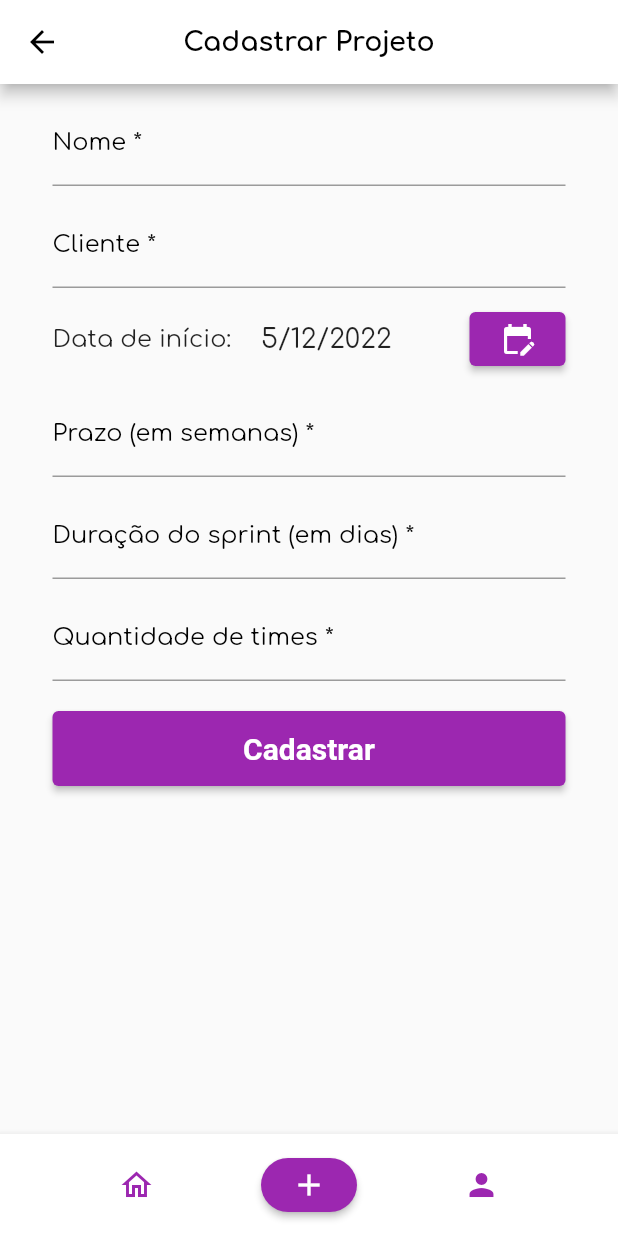
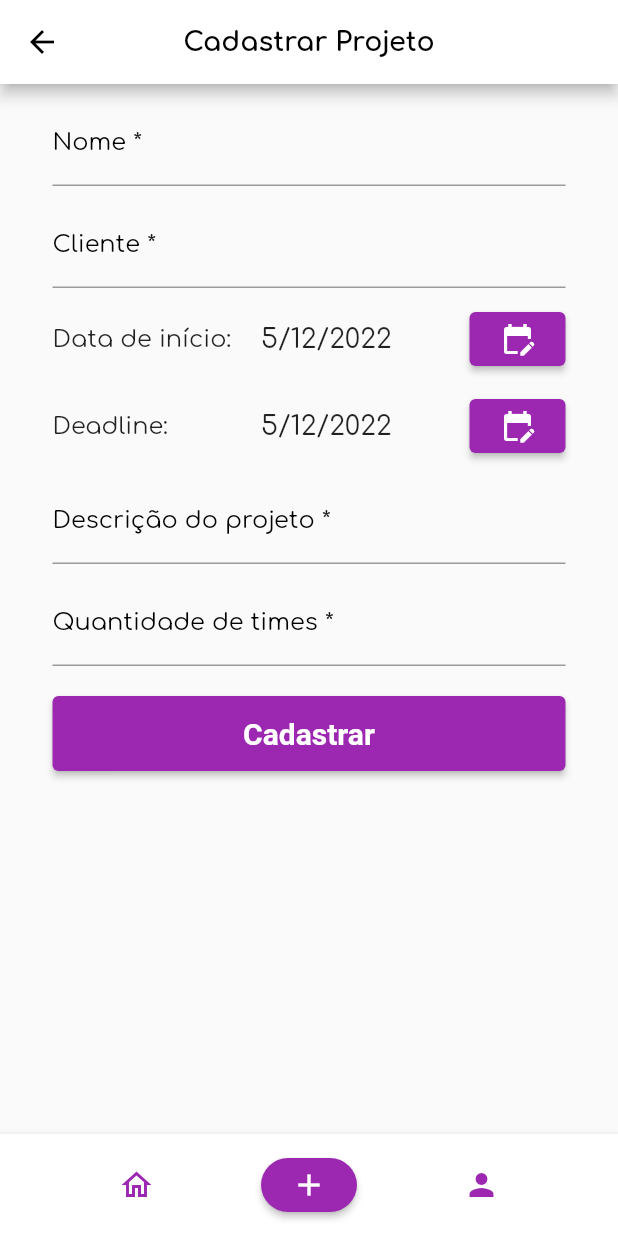
Before and after one commit to Kathamala/easy_scrum, a Flutter app: the ProjectCreationPage screen opened directly, after a tap on the "add" icon, on a phone screen of 412 x 824 dp. Run offline on Flutter 3.47's test engine with Material 2 defaults, Android fonts, the phone set to English and light mode, and no system bars; our stand-ins replace image_picker, mask_text_input_formatter, sqflite; accounts and stored records are empty; network calls fail; project files that could hold a hidden picture were left out.

Commit message:
Criar, editar e apagar projetos (em andamento)

```diff
--- a/lib/pages/home.dart
+++ b/lib/pages/home.dart
@@ -14,6 +14,10 @@ import 'package:easy_scrum/pages/project/project-details.dart';
 import 'package:easy_scrum/service/meeting.dart';
 import 'package:easy_scrum/service/project.dart';
 import 'package:easy_scrum/utils/date.dart';
+import 'package:easy_scrum/models/company.dart';
+import 'package:easy_scrum/models/product_backlog.dart';
+import 'package:easy_scrum/models/product_owner.dart';
+import 'package:easy_scrum/models/scrum_master.dart';
 
 class HomePage extends StatefulWidget {
   final Person? loggedUser;
@@ -29,7 +33,8 @@ class _HomePageState extends State<HomePage> {
   List<Meeting> _meetings = [];
 
   Future<void> _findProjects() async {
-    var response = await http.get(ProjectService.getProjectsByPerson(await _helper.getPerson(), 10, 0));
+    var response = await http.get(
+        ProjectService.getProjectsByPerson(await _helper.getPerson(), 10, 0));
     if (response.statusCode == 200) {
       Iterable list = json.decode(response.body);
       setState(() {
@@ -42,7 +47,8 @@ class _HomePageState extends State<HomePage> {
   }
 
   Future<void> _findMeetings() async {
-    var response = await http.get(MeetingService.getMeetingsToday(await _helper.getPerson()));
+    var response = await http
+        .get(MeetingService.getMeetingsToday(await _helper.getPerson()));
     if (response.statusCode == 200) {
       Iterable list = json.decode(response.body);
       setState(() {
@@ -63,7 +69,7 @@ class _HomePageState extends State<HomePage> {
     Navigator.push(
       context,
       MaterialPageRoute(
-        builder: (context) => const ProjectDetailsPage(),
+        builder: (context) => ProjectDetailsPage(currentProject: project),
       ),
     ).then((value) => _reflesh());
   }
@@ -257,6 +263,30 @@ class _HomePageState extends State<HomePage> {
   @override
   void initState() {
     super.initState();
+
+    _projects.add(
+      Project(
+        1,
+        'Easy Scrum',
+        DateTime.now(),
+        DateTime.now(),
+        '',
+        ProductOwner(
+          1,
+          Person(1, '', '', '', '', ''),
+          Company(1, '', ''),
+        ),
+        ScrumMaster(
+          1,
+          Person(1, '', '', '', '', ''),
+        ),
+        ProductBacklog(1, {}),
+        {},
+        '',
+        '',
+      ),
+    );
+
     _reflesh();
   }
 
--- a/lib/pages/project/project-creation.dart
+++ b/lib/pages/project/project-creation.dart
@@ -1,8 +1,12 @@
-// ignore_for_file: file_names, avoid_print
-
+import 'dart:convert';
+import 'package:http/http.dart' as http;
 import 'package:flutter/material.dart';
 import 'package:easy_scrum/design/colors.dart';
 import 'package:easy_scrum/components/BottomAppBar.dart';
+import 'package:easy_scrum/components/Error.dart';
+//import 'package:easy_scrum/models/project.dart';
+import 'package:easy_scrum/service/project.dart';
+import 'package:easy_scrum/helpers/person.dart';
 
 class ProjectCreationPage extends StatefulWidget {
   const ProjectCreationPage({Key? key}) : super(key: key);
@@ -12,12 +16,16 @@ class ProjectCreationPage extends StatefulWidget {
 }
 
 class _ProjectCreationPageState extends State<ProjectCreationPage> {
+  final PersonHelper _helper = PersonHelper();
+
   TextEditingController nomeController = TextEditingController();
   TextEditingController clienteController = TextEditingController();
-  TextEditingController prazoController = TextEditingController();
-  TextEditingController duracaoSprintController = TextEditingController();
+  TextEditingController descriptionController = TextEditingController();
   TextEditingController quantidadeTimesController = TextEditingController();
-  DateTime date = DateTime.now();
+  DateTime startDate = DateTime.now();
+  DateTime deadlineDate = DateTime.now();
+
+  //Project? _projectController;
 
   GlobalKey<FormState> formKey = GlobalKey<FormState>();
 
@@ -26,23 +34,50 @@ class _ProjectCreationPageState extends State<ProjectCreationPage> {
     super.initState();
   }
 
-  void _createProject() {
-    print('Nome: ' + nomeController.text + '\n');
-    print('Cliente: ' + clienteController.text + '\n');
-    print('Data de início: ' + date.toString() + '\n');
-    print('Prazo: ' + prazoController.text + '\n');
-    print('Duração do sprint: ' + duracaoSprintController.text + '\n');
-    print('Quantidade de times: ' + quantidadeTimesController.text + '\n');
-    _resetCampos();
+  Future<void> _createProject() async {
+    Map<String, Object?> data;
+    data = {
+      //'id': '',
+      'name': nomeController.text,
+      'startDate':
+          '${startDate.year}-${startDate.month}-${startDate.day}T${startDate.hour}:${startDate.minute}:${startDate.second}',
+      'deadline':
+          '${deadlineDate.year}-${deadlineDate.month}-${deadlineDate.day}T${deadlineDate.hour}:${deadlineDate.minute}:${deadlineDate.second}',
+      'status': '',
+      /*'productOwner': {'id': await _helper.getPerson()},
+      'scrumMaster': {'id': await _helper.getPerson()},*/
+      'productOwner': {'id': ''},
+      'scrumMaster': {'id': ''},
+      'productBacklog': {},
+      'teams': {},
+      'logo': '',
+      'description': descriptionController.text
+    };
+    print(data);
+    http.Response response;
+    response = await http.post(
+      ProjectService.postProject(),
+      headers: {
+        'accept': '*/*',
+        'Content-Type': 'application/json',
+      },
+      body: jsonEncode(data),
+    );
+    if (response.statusCode == 200) {
+      Navigator.of(context).pop();
+    } else {
+      ErrorHandling.getModalBottomSheet(context, response);
+    }
+    //_resetCampos();
   }
 
   void _resetCampos() {
     nomeController = TextEditingController();
     clienteController = TextEditingController();
-    prazoController = TextEditingController();
-    duracaoSprintController = TextEditingController();
+    descriptionController = TextEditingController();
     quantidadeTimesController = TextEditingController();
-    setState(() => date = DateTime.now());
+    setState(() => startDate = DateTime.now());
+    setState(() => deadlineDate = DateTime.now());
     formKey.currentState!.reset();
   }
 
@@ -131,7 +166,7 @@ class _ProjectCreationPageState extends State<ProjectCreationPage> {
                         ),
                         Expanded(
                           child: Text(
-                            '${date.day}/${date.month}/${date.year}',
+                            '${startDate.day}/${startDate.month}/${startDate.year}',
                             textAlign: TextAlign.left,
                             style: const TextStyle(fontSize: 18.0),
                           ),
@@ -140,14 +175,14 @@ class _ProjectCreationPageState extends State<ProjectCreationPage> {
                           onPressed: () async {
                             DateTime? newDate = await showDatePicker(
                               context: context,
-                              initialDate: date,
+                              initialDate: startDate,
                               firstDate: DateTime(2000),
                               lastDate: DateTime(2100),
                             );
                             if (newDate == null) {
                               return;
                             }
-                            setState(() => date = newDate);
+                            setState(() => startDate = newDate);
                           },
                           style: ElevatedButton.styleFrom(
                             backgroundColor: Colors.purple,
@@ -158,10 +193,45 @@ class _ProjectCreationPageState extends State<ProjectCreationPage> {
                       ],
                     ),
                     const Padding(padding: EdgeInsets.only(top: 10.0)),
+                    Row(
+                      children: <Widget>[
+                        const Expanded(
+                          child: Text('Deadline:',
+                              textAlign: TextAlign.left,
+                              style: TextStyle(fontSize: 16.0)),
+                        ),
+                        Expanded(
+                          child: Text(
+                              '${deadlineDate.day}/${deadlineDate.month}/${deadlineDate.year}',
+                              textAlign: TextAlign.left,
+                              style: const TextStyle(fontSize: 18.0)),
+                        ),
+                        ElevatedButton(
+                            onPressed: () async {
+                              DateTime? newDate = await showDatePicker(
+                                context: context,
+                                initialDate: deadlineDate,
+                                firstDate: DateTime(2000),
+                                lastDate: DateTime(2100),
+                              );
+
+                              if (newDate == null) {
+                                return;
+                              }
+
+                              setState(() => deadlineDate = newDate);
+                            },
+                            style: ElevatedButton.styleFrom(
+                                backgroundColor: Colors.purple),
+                            child: const Icon(Icons.edit_calendar,
+                                color: Colors.white))
+                      ],
+                    ),
+                    const Padding(padding: EdgeInsets.only(top: 10.0)),
                     TextFormField(
-                      keyboardType: TextInputType.number,
+                      keyboardType: TextInputType.text,
                       decoration: const InputDecoration(
-                        labelText: 'Prazo (em semanas) *',
+                        labelText: 'Descrição do projeto *',
                         labelStyle: TextStyle(color: Colors.black),
                       ),
                       textAlign: TextAlign.left,
@@ -169,31 +239,10 @@ class _ProjectCreationPageState extends State<ProjectCreationPage> {
                         color: Colors.black,
                         fontSize: 16.0,
                       ),
-                      controller: prazoController,
+                      controller: descriptionController,
                       validator: (value) {
                         if (value!.isEmpty) {
-                          return 'Insira o prazo do projeto';
-                        } else {
-                          return null;
-                        }
-                      },
-                    ),
-                    const Padding(padding: EdgeInsets.only(top: 10.0)),
-                    TextFormField(
-                      keyboardType: TextInputType.number,
-                      decoration: const InputDecoration(
-                        labelText: 'Duração do sprint (em dias) *',
-                        labelStyle: TextStyle(color: Colors.black),
-                      ),
-                      textAlign: TextAlign.left,
-                      style: const TextStyle(
-                        color: Colors.black,
-                        fontSize: 16.0,
-                      ),
-                      controller: duracaoSprintController,
-                      validator: (value) {
-                        if (value!.isEmpty) {
-                          return 'Insira a duração do sprint do projeto';
+                          return 'Insira a descrição do projeto';
                         } else {
                           return null;
                         }
--- a/lib/service/api.dart
+++ b/lib/service/api.dart
@@ -1,5 +1,5 @@
 class ApiService {
-  static const _endpoint = '192.168.100.106:8000';
+  static const _endpoint = '192.168.1.2:8000';
 
   static String getEndpoint() {
     return _endpoint;
--- a/lib/service/project.dart
+++ b/lib/service/project.dart
@@ -13,7 +13,49 @@ class ProjectService {
 
   static Uri getProjectsByPerson(int personId, int limit, int page) {
     return Uri.http(ApiService.getEndpoint(), '$_controller/person', {
-      'personId':  '$personId',
+      'personId': '$personId',
     });
   }
+
+  /*static Uri createProject(
+    String name,
+    String description,
+    DateTime startDate,
+    DateTime deadline,
+  ) {
+    return Uri.http(ApiService.getEndpoint(), '$_controller/create', {
+      'name': name,
+      'description': description,
+      'startDate': startDate,
+      'deadline': deadline,
+    });
+  }
+
+  static Uri editProject(
+    int projectId,
+    String name,
+    String description,
+    DateTime startDate,
+    DateTime deadline,
+  ) {
+    return Uri.http(ApiService.getEndpoint(), '$_controller/$projectId', {
+      'projectId': projectId,
+      'name': name,
+      'description': description,
+      'startDate': startDate,
+      'deadline': deadline,
+    });
+  }*/
+
+  static Uri postProject() {
+    return Uri.http(ApiService.getEndpoint(), _controller);
+  }
+
+  static Uri putProject(int projectId) {
+    return Uri.http(ApiService.getEndpoint(), '$_controller/$projectId');
+  }
+
+  static Uri deleteProject(int projectId) {
+    return Uri.http(ApiService.getEndpoint(), '$_controller/$projectId');
+  }
 }
```
Also changed, not shown: lib/helpers/project.dart (added, +57 -0 lines), lib/pages/meeting/meeting.dart (+17 -16 lines), lib/pages/project/project-details.dart (+49 -27 lines), lib/pages/project/project-edit.dart (+103 -51 lines).
